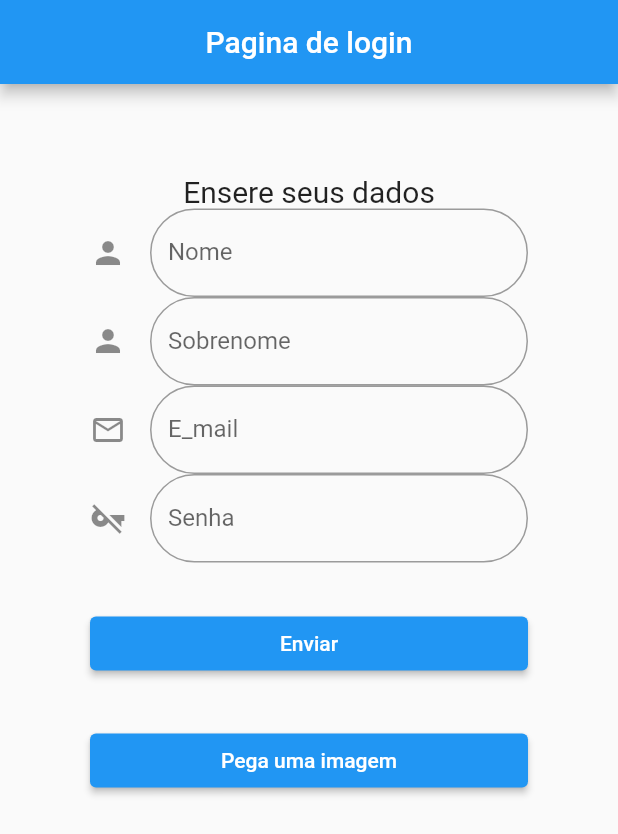
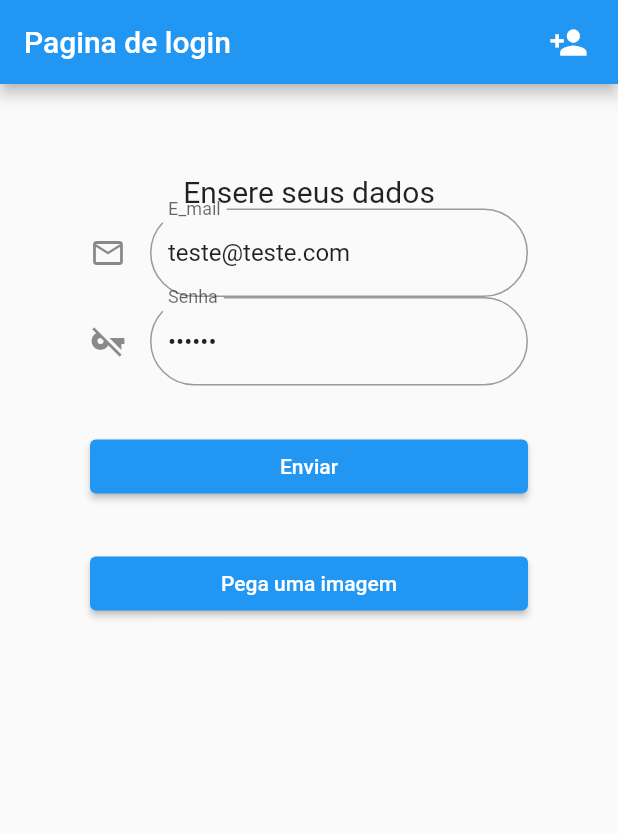
Before and after one commit to mikensothomas/projeto-lpg3, a Flutter app: the screen it shows after launch, on a phone screen of 412 x 824 dp. Shown: the top 834 px of the screen. Run offline on Flutter 3.47's test engine with Material 2 defaults, Android fonts, the phone set to English and light mode, and no system bars; our stand-ins replace image_picker, shared_preferences, sqflite; missing offline and left inert: image_picker_for_web, shared_preferences_web; accounts and stored records are empty.

Commit message:
alterações professor

```diff
--- a/lib/acesso.dart
+++ b/lib/acesso.dart
@@ -5,14 +5,14 @@ import 'about.dart';
 import 'homePage.dart';
 
 class AcessoPage extends StatefulWidget {
-  String nome;
-  String sobrenome; //opcional
+  String? nome;
+  String? sobrenome; //opcional
   String email;
 
   AcessoPage({
     required this.email,
-    required this.nome,
-    required this.sobrenome,
+     this.nome,
+     this.sobrenome,
   });
 
   @override
@@ -53,9 +53,7 @@ class _AcessoPageState extends State<AcessoPage> {
                 Navigator.push(
                   context,
                   MaterialPageRoute(
-                      builder: (context) => About(
-                            titulo: 'Pagina de dados',
-                          )),
+                      builder: (context) => About()),
                 );
               },
               child: Text('Proxima Página'),
--- a/lib/login.dart
+++ b/lib/login.dart
@@ -1,4 +1,5 @@
 import 'package:flutter/material.dart';
+import 'package:mikenson_thomas/cadastro.dart';
 import 'package:mikenson_thomas/db/database_helper.dart';
 import 'package:mikenson_thomas/models/user.dart';
 import 'package:shared_preferences/shared_preferences.dart';
@@ -17,17 +18,31 @@ class _LoginState extends State<Login> {
 
   @override
   Widget build(BuildContext context) {
-    TextEditingController nomeEditingController = TextEditingController();
-    TextEditingController sobrenomeEditingController = TextEditingController();
-    TextEditingController emailEditingController = TextEditingController();
-    TextEditingController senhaEditingController = TextEditingController();
+    // TextEditingController nomeEditingController = TextEditingController();
+    // TextEditingController sobrenomeEditingController = TextEditingController();
+    TextEditingController emailEditingController = TextEditingController(text: 'teste@teste.com');
+    TextEditingController senhaEditingController = TextEditingController(text: '123456');
 
     return Form(
         key: _formKey,
         child: Scaffold(
           appBar: AppBar(
             automaticallyImplyLeading: false,
-            title: Center(child: Text('Pagina de login')),
+            title: Text('Pagina de login'),
+            actions: [
+              Padding(
+                padding: EdgeInsets.only(right: 20.0),
+                child: GestureDetector(
+                  onTap: () {
+                    Navigator.push(context, MaterialPageRoute(builder: (_) => Cadastro()));
+                  },
+                  child: Icon(
+                    Icons.person_add,
+                    size: 26.0,
+                  ),
+                )
+              ),
+            ],
           ),
           body: SingleChildScrollView(
             child: Center(
@@ -41,38 +56,38 @@ class _LoginState extends State<Login> {
                       child: Text('Ensere seus dados',
                           style: TextStyle(fontSize: 20)),
                     ),
-                    TextFormField(
-                      controller: nomeEditingController,
-                      validator: (value) {
-                        if (value == null || value.isEmpty) {
-                          return 'Preencha o campo nome';
-                        }
-                        return null;
-                      },
-                      decoration: InputDecoration(
-                          border: OutlineInputBorder(
-                            borderRadius: BorderRadius.circular(30),
-                          ),
-                          labelText: 'Nome',
-                          icon: Icon(Icons.person),
-                          hintText: 'Informe o nome'),
-                    ),
-                    TextFormField(
-                      controller: sobrenomeEditingController,
-                      validator: (value) {
-                        if (value == null || value.isEmpty) {
-                          return 'Preencha o campo sobrenome';
-                        }
-                        return null;
-                      },
-                      decoration: InputDecoration(
-                          border: OutlineInputBorder(
-                            borderRadius: BorderRadius.circular(30),
-                          ),
-                          labelText: 'Sobrenome',
-                          icon: Icon(Icons.person),
-                          hintText: 'Informe o sobrenome'),
-                    ),
+                    // TextFormField(
+                    //   controller: nomeEditingController,
+                    //   validator: (value) {
+                    //     if (value == null || value.isEmpty) {
+                    //       return 'Preencha o campo nome';
+                    //     }
+                    //     return null;
+                    //   },
+                    //   decoration: InputDecoration(
+                    //       border: OutlineInputBorder(
+                    //         borderRadius: BorderRadius.circular(30),
+                    //       ),
+                    //       labelText: 'Nome',
+                    //       icon: Icon(Icons.person),
+                    //       hintText: 'Informe o nome'),
+                    // ),
+                    // TextFormField(
+                    //   controller: sobrenomeEditingController,
+                    //   validator: (value) {
+                    //     if (value == null || value.isEmpty) {
+                    //       return 'Preencha o campo sobrenome';
+                    //     }
+                    //     return null;
+                    //   },
+                    //   decoration: InputDecoration(
+                    //       border: OutlineInputBorder(
+                    //         borderRadius: BorderRadius.circular(30),
+                    //       ),
+                    //       labelText: 'Sobrenome',
+                    //       icon: Icon(Icons.person),
+                    //       hintText: 'Informe o sobrenome'),
+                    // ),
                     TextFormField(
                       controller: emailEditingController,
                       validator: (value) {
@@ -112,34 +127,28 @@ class _LoginState extends State<Login> {
                       child: ElevatedButton(
                         onPressed: () async {
                           if (_formKey.currentState!.validate()) {
-                            String nome = nomeEditingController.text;
-                            String sobrenome = sobrenomeEditingController.text;
+                            // String nome = nomeEditingController.text;
+                            // String sobrenome = sobrenomeEditingController.text;
                             String email = emailEditingController.text;
+                            String senha = senhaEditingController.text;
 
+                            var usuarioExiste = await DatabaseHelper.instance.login(email, senha);
+
+                            if (usuarioExiste == 0) {
                               ScaffoldMessenger.of(context).showSnackBar(
-                              SnackBar(content: Text('Processando Dados')),
+                                SnackBar(content: Text('Usuário ou Senha Inválido!')),
                               );
-
-                            // // GRAVAR OS DADOS NO BANCO
-                            // Map<String, String> usuario = {
-                            //   DatabaseHelper.columnNome: nome,
-                            //   DatabaseHelper.columnSobrenome: sobrenome,
-                            //   DatabaseHelper.columnEmail: email,
-                            // };
-
-                            // final id = await DatabaseHelper.instance.insert(usuario);
-                            // print(id);
-
+                            } else {
                               Navigator.push(
                                 context,
                                 MaterialPageRoute(
                                   builder: (context) => AcessoPage(
-                                  nome: nome,
-                                  sobrenome: sobrenome,
                                     email: email,
                                   ),
                                 ),
                               );
+                            }
+
                           }
                         },
                         child: const Text('Enviar'),
```
Also changed, not shown: lib/about.dart (+11 -15 lines), lib/cadastro.dart (added, +152 -0 lines), lib/db/database_helper.dart (+7 -0 lines), lib/homePage.dart (+8 -32 lines), lib/main.dart (line endings or trailing spaces). Lines whose indentation alone changed are shown as unchanged.
